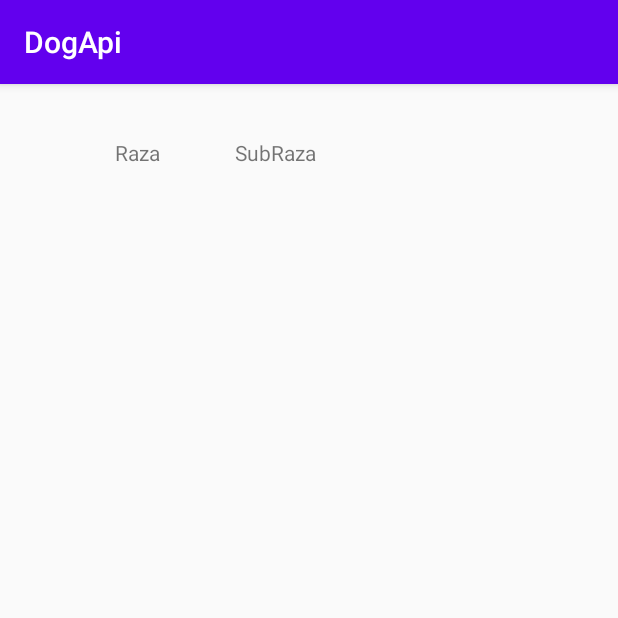
After one commit to wonzalez1978/puebaandroid-2, an Android app: the fragment BreedsDetailsFragment shown on its own in the app's theme, on a phone screen of 412 x 824 dp, the top half of it. The commit adds this screen. Run offline under Robolectric (Android 15) with nearby library versions, the phone set to English and light mode, and no system bars.

Commit message:
método onClick

```diff
--- /dev/null
+++ b/app/src/main/java/cl/puntogestion/dogapi/BreedsDetailsFragment.java
@@ -0,0 +1,70 @@
+package cl.puntogestion.dogapi;
+
+import android.os.Bundle;
+
+import androidx.fragment.app.Fragment;
+
+import android.view.LayoutInflater;
+import android.view.View;
+import android.view.ViewGroup;
+
+
+/**
+ * A simple {@link Fragment} subclass.
+ * Use the {@link BreedsDetailsFragment#newInstance} factory method to
+ * create an instance of this fragment.
+ */
+public class BreedsDetailsFragment extends Fragment implements  IPresenterViewDetails {
+    // TODO: Rename parameter arguments, choose names that match
+    // the fragment initialization parameters, e.g. ARG_ITEM_NUMBER
+    private static final String ARG_PARAM1 = "param1";
+    private static final String ARG_PARAM2 = "param2";
+
+    // TODO: Rename and change types of parameters
+    private String mParam1;
+    private String mParam2;
+
+    public BreedsDetailsFragment() {
+        // Required empty public constructor
+    }
+
+    /**
+     * Use this factory method to create a new instance of
+     * this fragment using the provided parameters.
+     *
+     * @param param1 Parameter 1.
+     * @param param2 Parameter 2.
+     * @return A new instance of fragment BreedsDetailsFragment.
+     */
+    // TODO: Rename and change types and number of parameters
+    public static BreedsDetailsFragment newInstance(String param1, String param2) {
+        BreedsDetailsFragment fragment = new BreedsDetailsFragment();
+        Bundle args = new Bundle();
+        args.putString(ARG_PARAM1, param1);
+        args.putString(ARG_PARAM2, param2);
+        fragment.setArguments(args);
+        return fragment;
+    }
+
+    @Override
+    public void onCreate(Bundle savedInstanceState) {
+        super.onCreate(savedInstanceState);
+        if (getArguments() != null) {
+            mParam1 = getArguments().getString(ARG_PARAM1);
+            mParam2 = getArguments().getString(ARG_PARAM2);
+        }
+    }
+
+    @Override
+    public View onCreateView(LayoutInflater inflater, ViewGroup container,
+                             Bundle savedInstanceState) {
+        // Inflate the layout for this fragment
+        return inflater.inflate(R.layout.fragment_breeds_details, container, false);
+
+    }
+
+    @Override
+    public void showBreedImages(String url) {
+
+    }
+}
--- /dev/null
+++ b/app/src/main/java/cl/puntogestion/dogapi/IPresenterViewDetails.java
@@ -0,0 +1,8 @@
+package cl.puntogestion.dogapi;
+
+interface IPresenterViewDetails {
+
+    void showBreedImages (String url);
+
+
+}
--- a/app/src/main/java/cl/puntogestion/dogapi/MainActivity.java
+++ b/app/src/main/java/cl/puntogestion/dogapi/MainActivity.java
@@ -15,8 +15,9 @@ public class MainActivity extends AppCompatActivity implements ListDogFragment.O
         setContentView(R.layout.activity_main);
     }
 
+
     @Override
-    public void onListFragmentInteraction(List<String> lista) {
+    public void onListFragmentInteraction(String lista) {
 
     }
 }
--- a/app/src/main/java/cl/puntogestion/dogapi/view/ListDogFragment.java
+++ b/app/src/main/java/cl/puntogestion/dogapi/view/ListDogFragment.java
@@ -100,6 +100,8 @@ public class ListDogFragment extends Fragment implements Presenter.IPresenterVie
     }
 
     public interface OnListFragmentInteractionListener {
-        void onListFragmentInteraction(List<String> lista);
+        void onListFragmentInteraction(String lista);
+
     }
-}
+
+    }
--- a/app/src/main/java/cl/puntogestion/dogapi/view/MyDogRecyclerViewAdapter.java
+++ b/app/src/main/java/cl/puntogestion/dogapi/view/MyDogRecyclerViewAdapter.java
@@ -56,7 +56,8 @@ public class MyDogRecyclerViewAdapter extends RecyclerView.Adapter<MyDogRecycler
             @Override
             public void onClick(View v) {
                 if (null != mListener) {
-                    //mListener.onListFragmentInteraction(holder.mItem);
+                    mListener.onListFragmentInteraction(mValues.get(position));
+                    Log.d(TAG, mValues.get(position));
                 }
             }
         });
--- /dev/null
+++ b/app/src/main/res/layout/fragment_breeds_details.xml
@@ -0,0 +1,47 @@
+<?xml version="1.0" encoding="utf-8"?>
+<FrameLayout xmlns:android="http://schemas.android.com/apk/res/android"
+    xmlns:app="http://schemas.android.com/apk/res-auto"
+    xmlns:tools="http://schemas.android.com/tools"
+    android:layout_width="match_parent"
+    android:layout_height="match_parent"
+    tools:context=".BreedsDetailsFragment">
+
+    <androidx.constraintlayout.widget.ConstraintLayout
+        android:layout_width="match_parent"
+        android:layout_height="match_parent">
+
+        <TextView
+            android:id="@+id/txtraza"
+            android:layout_width="wrap_content"
+            android:layout_height="wrap_content"
+            android:layout_marginTop="36dp"
+            android:text="Raza"
+            app:layout_constraintEnd_toEndOf="parent"
+            app:layout_constraintHorizontal_bias="0.2"
+            app:layout_constraintStart_toStartOf="parent"
+            app:layout_constraintTop_toTopOf="parent" />
+
+        <TextView
+            android:id="@+id/txtsubRaza"
+            android:layout_width="wrap_content"
+            android:layout_height="wrap_content"
+            android:text="SubRaza"
+            app:layout_constraintBaseline_toBaselineOf="@+id/txtraza"
+            app:layout_constraintEnd_toEndOf="parent"
+            app:layout_constraintHorizontal_bias="0.2"
+            app:layout_constraintStart_toEndOf="@+id/txtraza" />
+
+        <androidx.recyclerview.widget.RecyclerView
+            android:layout_width="300dp"
+            android:layout_height="300dp"
+            android:layout_marginTop="32dp"
+            app:layout_constraintBottom_toBottomOf="parent"
+            app:layout_constraintEnd_toEndOf="parent"
+            app:layout_constraintHorizontal_bias="0.495"
+            app:layout_constraintStart_toStartOf="parent"
+            app:layout_constraintTop_toBottomOf="@+id/txtsubRaza"
+            app:layout_constraintVertical_bias="0.0" />
+    </androidx.constraintlayout.widget.ConstraintLayout>
+
+
+</FrameLayout>
```
